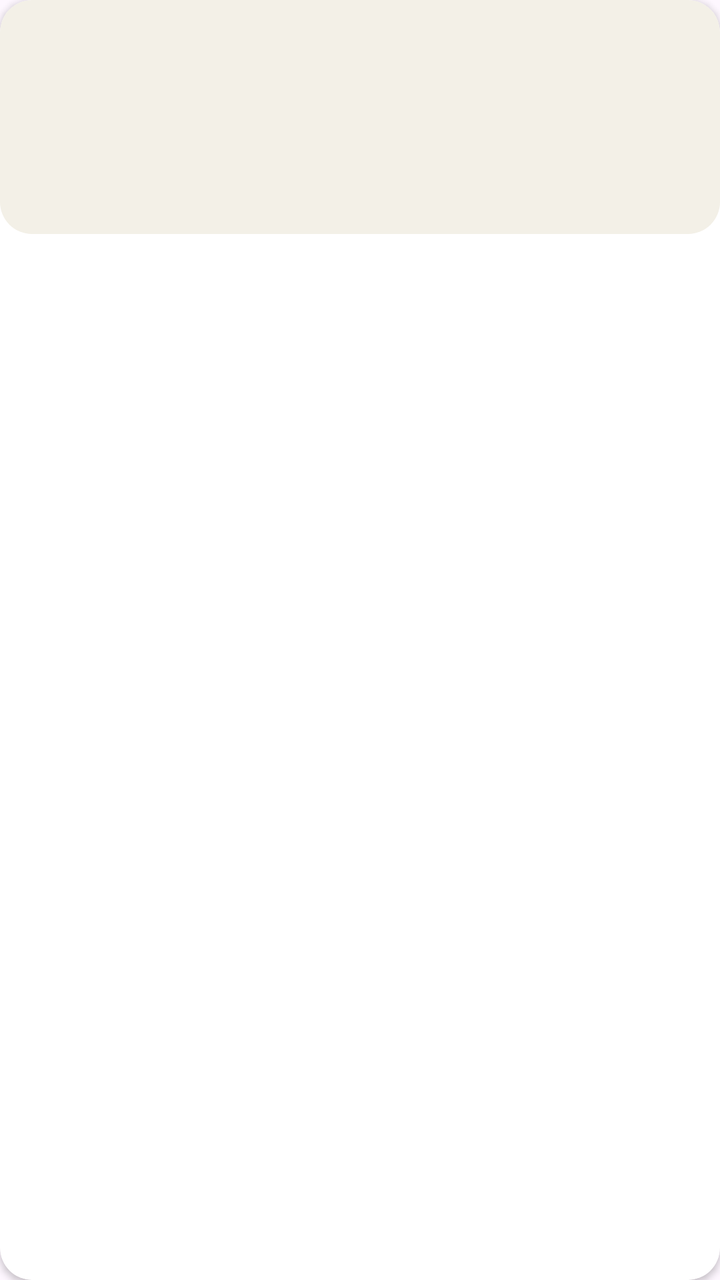
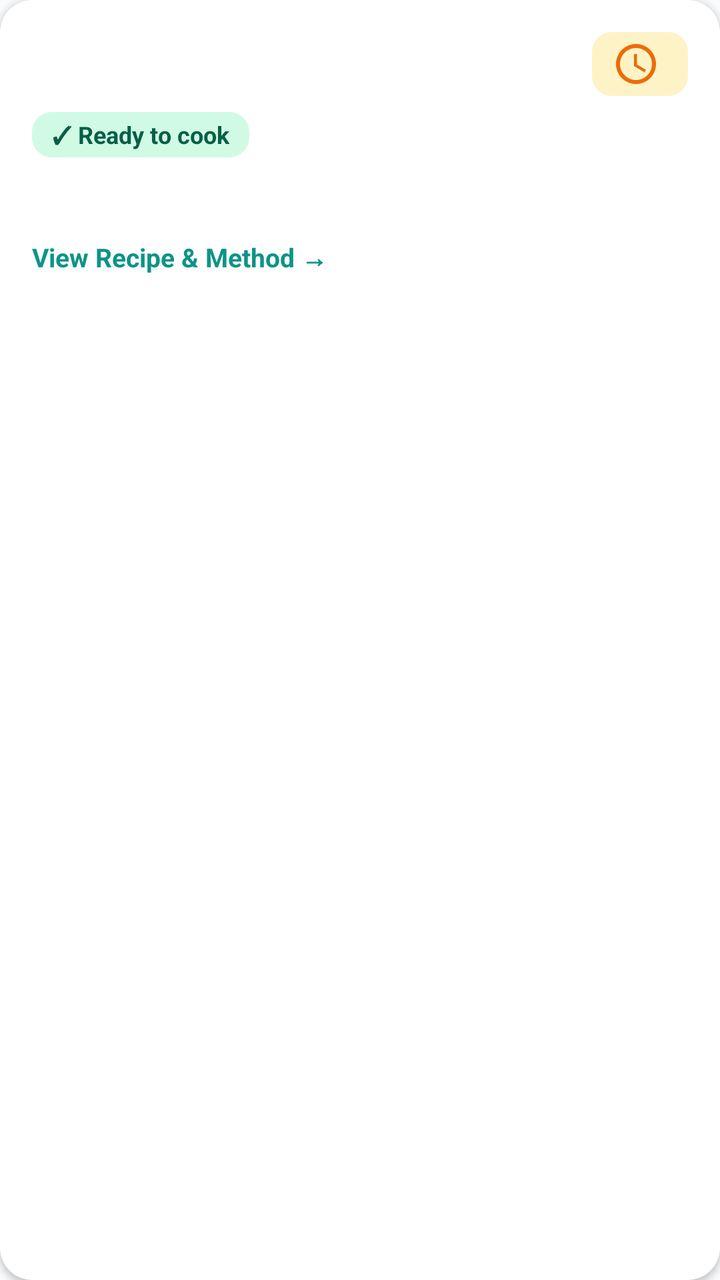

Two renders of the same Android screen: before a commit and after it. Below are the layout's source before the change and the commit's diff.
<!-- AndroidManifest.xml: application theme Theme.SmartPantryManager -->
<!-- res/layout/item_recipe.xml -->
<?xml version="1.0" encoding="utf-8"?>
<androidx.cardview.widget.CardView xmlns:android="http://schemas.android.com/apk/res/android"
    xmlns:app="http://schemas.android.com/apk/res-auto"
    android:layout_width="match_parent"
    android:layout_height="wrap_content"
    android:layout_marginBottom="12dp"
    app:cardCornerRadius="16dp"
    app:cardElevation="2dp">

    <LinearLayout
        android:layout_width="match_parent"
        android:layout_height="wrap_content"
        android:background="@drawable/bg_card"
        android:orientation="vertical"
        android:padding="18dp">

        <TextView
            android:id="@+id/recipeTitle"
            android:layout_width="wrap_content"
            android:layout_height="wrap_content"
            android:textColor="@color/forest_green"
            android:textSize="20sp"
            android:textStyle="bold" />

        <TextView
            android:id="@+id/recipeTime"
            android:layout_width="wrap_content"
            android:layout_height="wrap_content"
            android:layout_marginTop="8dp"
            android:textColor="@color/amber"
            android:textStyle="bold" />

        <TextView
            android:id="@+id/recipeSummary"
            android:layout_width="match_parent"
            android:layout_height="wrap_content"
            android:layout_marginTop="8dp"
            android:textColor="@color/charcoal"
            android:textSize="14sp" />
    </LinearLayout>
</androidx.cardview.widget.CardView>
<!-- resources referenced by this layout -->
<resources>
  <color name="amber">#E07A5F</color>
  <color name="charcoal">#242B2E</color>
  <color name="forest_green">#2D6A4F</color>
  <!-- drawable bg_card (drawable) -->
  <?xml version="1.0" encoding="utf-8"?>
  <shape xmlns:android="http://schemas.android.com/apk/res/android" android:shape="rectangle">
      <solid android:color="#F3F0E7" />
      <corners android:radius="16dp" />
  </shape>
  <style name="Theme.SmartPantryManager" parent="Base.Theme.SmartPantryManager" />
  <style name="Base.Theme.SmartPantryManager" parent="Theme.Material3.DayNight.NoActionBar">
          
          
      </style>
</resources>

<!-- the commit's change to res/layout/item_recipe.xml (unified diff, before → after) -->
@@ -3,39 +3,82 @@
     xmlns:app="http://schemas.android.com/apk/res-auto"
     android:layout_width="match_parent"
     android:layout_height="wrap_content"
+    android:layout_marginHorizontal="2dp"
     android:layout_marginBottom="12dp"
+    app:cardBackgroundColor="@color/white"
     app:cardCornerRadius="16dp"
     app:cardElevation="2dp">
 
     <LinearLayout
         android:layout_width="match_parent"
         android:layout_height="wrap_content"
-        android:background="@drawable/bg_card"
         android:orientation="vertical"
-        android:padding="18dp">
+        android:padding="16dp">
 
+        
+        <LinearLayout
+            android:layout_width="match_parent"
+            android:layout_height="wrap_content"
+            android:gravity="center_vertical"
+            android:orientation="horizontal">
+
+            <TextView
+                android:id="@+id/recipeTitle"
+                android:layout_width="0dp"
+                android:layout_height="wrap_content"
+                android:layout_weight="1"
+                android:textColor="@color/teal_primary_dark"
+                android:textSize="18sp"
+                android:textStyle="bold" />
+
+            <TextView
+                android:id="@+id/recipeTime"
+                android:layout_width="wrap_content"
+                android:layout_height="wrap_content"
+                android:layout_marginStart="8dp"
+                android:background="@drawable/bg_status_expiring"
+                android:drawablePadding="4dp"
+                android:paddingHorizontal="10dp"
+                android:paddingVertical="4dp"
+                android:textColor="@color/accent_amber"
+                android:textSize="12sp"
+                android:textStyle="bold"
+                app:drawableStartCompat="@drawable/ic_clock" />
+        </LinearLayout>
+
+        
         <TextView
-            android:id="@+id/recipeTitle"
-            android:layout_width="wrap_content"
-            android:layout_height="wrap_content"
-            android:textColor="@color/forest_green"
-            android:textSize="20sp"
-            android:textStyle="bold" />
-
-        <TextView
-            android:id="@+id/recipeTime"
+            android:id="@+id/recipeMatchBadge"
             android:layout_width="wrap_content"
             android:layout_height="wrap_content"
             android:layout_marginTop="8dp"
-            android:textColor="@color/amber"
+            android:background="@drawable/bg_status_fresh"
+            android:paddingHorizontal="10dp"
+            android:paddingVertical="3dp"
+            android:text="✓ Ready to cook"
+            android:textColor="@color/status_fresh_text"
+            android:textSize="12sp"
             android:textStyle="bold" />
 
+        
         <TextView
             android:id="@+id/recipeSummary"
             android:layout_width="match_parent"
             android:layout_height="wrap_content"
-            android:layout_marginTop="8dp"
-            android:textColor="@color/charcoal"
+            android:layout_marginTop="10dp"
+            android:lineSpacingExtra="2dp"
+            android:textColor="@color/text_secondary"
             android:textSize="14sp" />
+
+        
+        <TextView
+            android:layout_width="wrap_content"
+            android:layout_height="wrap_content"
+            android:layout_marginTop="12dp"
+            android:text="View Recipe &amp; Method →"
+            android:textColor="@color/teal_primary"
+            android:textSize="13sp"
+            android:textStyle="bold" />
+
     </LinearLayout>
 </androidx.cardview.widget.CardView>
<!-- resource entries referenced after the edit -->
@@ -1,18 +1,68 @@
 <!-- resources referenced by this layout -->
 <resources>
-  <color name="amber">#E07A5F</color>
-  <color name="charcoal">#242B2E</color>
-  <color name="forest_green">#2D6A4F</color>
-  <!-- drawable bg_card (drawable) -->
+  <color name="accent_amber">#D97706</color>
+  <color name="status_fresh_text">#065F46</color>
+  <color name="teal_primary">#0D9488</color>
+  <color name="teal_primary_dark">#0F766E</color>
+  <color name="text_secondary">#334155</color>
+  <color name="white">#FFFFFFFF</color>
+  <!-- drawable bg_status_expiring (drawable) -->
   <?xml version="1.0" encoding="utf-8"?>
-  <shape xmlns:android="http://schemas.android.com/apk/res/android" android:shape="rectangle">
-      <solid android:color="#F3F0E7" />
-      <corners android:radius="16dp" />
+  <shape xmlns:android="http://schemas.android.com/apk/res/android"
+      android:shape="rectangle">
+      <solid android:color="@color/status_expiring_bg" />
+      <corners android:radius="10dp" />
   </shape>
+  <!-- drawable bg_status_fresh (drawable) -->
+  <?xml version="1.0" encoding="utf-8"?>
+  <shape xmlns:android="http://schemas.android.com/apk/res/android"
+      android:shape="rectangle">
+      <solid android:color="@color/status_fresh_bg" />
+      <corners android:radius="10dp" />
+  </shape>
+  <!-- drawable ic_clock (drawable) -->
+  <vector xmlns:android="http://schemas.android.com/apk/res/android"
+      android:width="24dp"
+      android:height="24dp"
+      android:viewportWidth="24"
+      android:viewportHeight="24">
+    <path
+        android:fillColor="#FFED6C02"
+        android:pathData="M11.99,2C6.47,2 2,6.48 2,12s4.47,10 9.99,10C17.52,22 22,17.52 22,12S17.52,2 11.99,2zM12,20c-4.42,0 -8,-3.58 -8,-8s3.58,-8 8,-8 8,3.58 8,8 -3.58,8 -8,8zM12.5,7H11v6l5.25,3.15 0.75,-1.23 -4.5,-2.67z"/>
+  </vector>
   <style name="Theme.SmartPantryManager" parent="Base.Theme.SmartPantryManager" />
+  <color name="status_expiring_bg">#FEF3C7</color>
+  <color name="status_fresh_bg">#D1FAE5</color>
   <style name="Base.Theme.SmartPantryManager" parent="Theme.Material3.DayNight.NoActionBar">
           
+          <item name="colorPrimary">@color/teal_primary</item>
+          <item name="colorOnPrimary">@color/white</item>
+          <item name="colorPrimaryContainer">@color/teal_container</item>
+          <item name="colorOnPrimaryContainer">@color/teal_on_container</item>
+  
+          <item name="colorSecondary">@color/accent_amber</item>
+          <item name="colorOnSecondary">@color/white</item>
+          <item name="colorSecondaryContainer">@color/accent_amber_bg</item>
+          <item name="colorOnSecondaryContainer">@color/accent_amber</item>
+  
+          <item name="colorSurface">@color/card_surface</item>
+          <item name="colorOnSurface">@color/text_primary</item>
+          <item name="colorSurfaceVariant">@color/teal_light_bg</item>
+          <item name="colorOnSurfaceVariant">@color/text_secondary</item>
+  
           
+          <item name="android:statusBarColor">@color/teal_primary_dark</item>
+          <item name="android:windowLightStatusBar">false</item>
+          <item name="android:windowBackground">@color/app_background</item>
+          <item name="android:navigationBarColor">@color/white</item>
+          <item name="android:windowLightNavigationBar" tools:targetApi="o_mr1">true</item>
       </style>
+  <color name="teal_container">#CCFBF1</color>
+  <color name="teal_on_container">#134E4A</color>
+  <color name="accent_amber_bg">#FEF3C7</color>
+  <color name="card_surface">#FFFFFF</color>
+  <color name="text_primary">#0F172A</color>
+  <color name="teal_light_bg">#F0FDFA</color>
+  <color name="app_background">#F8FAFC</color>
 </resources>
 
